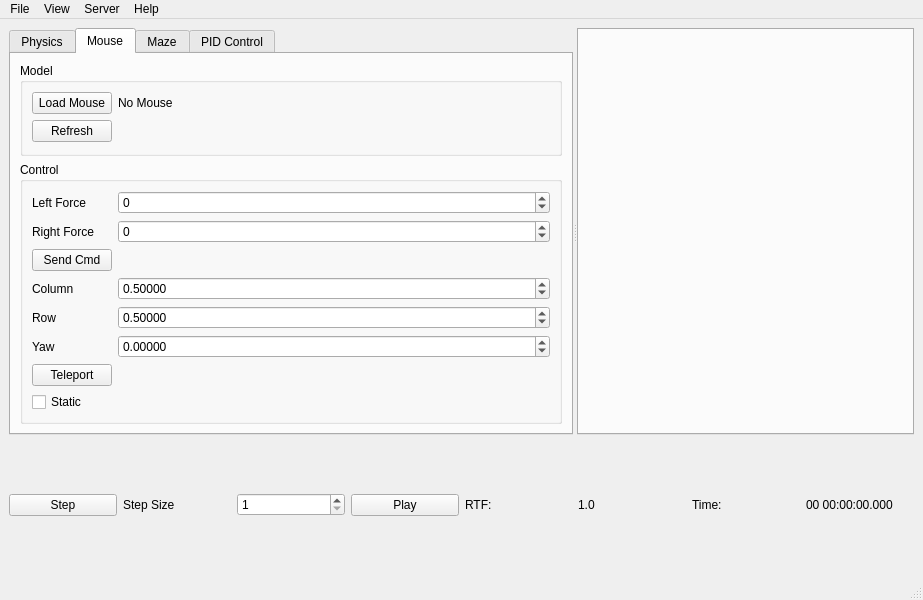
Old version of the form src/sim/mainwindow.ui in the repository WPISmartmouse/smartmouse-simulator.
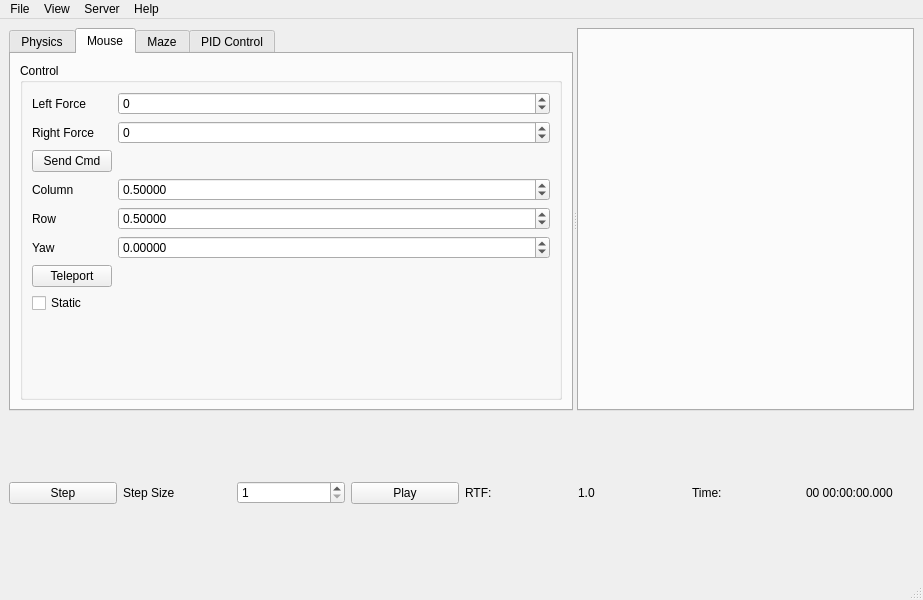
New version of the form. The open tabs and pages were chosen to show the change.

```diff
--- a/src/sim/mainwindow.ui
+++ b/src/sim/mainwindow.ui
@@ -91,36 +91,6 @@
          <string>Mouse</string>
         </attribute>
         <layout class="QVBoxLayout" name="verticalLayout">
-         <item>
-          <widget class="QGroupBox" name="model_group">
-           <property name="title">
-            <string>Model</string>
-           </property>
-           <layout class="QFormLayout" name="formLayout_4">
-            <item row="0" column="0">
-             <widget class="QPushButton" name="load_mouse_button">
-              <property name="text">
-               <string>Load Mouse</string>
-              </property>
-             </widget>
-            </item>
-            <item row="0" column="1">
-             <widget class="QLabel" name="mouse_file_name_label">
-              <property name="text">
-               <string>No Mouse</string>
-              </property>
-             </widget>
-            </item>
-            <item row="1" column="0">
-             <widget class="QPushButton" name="refresh_mouse_button">
-              <property name="text">
-               <string>Refresh</string>
-              </property>
-             </widget>
-            </item>
-           </layout>
-          </widget>
-         </item>
          <item>
           <widget class="QGroupBox" name="control_group">
            <property name="title">
```
Left out of the diff: 2 changed lines with no effect on the pictures.
